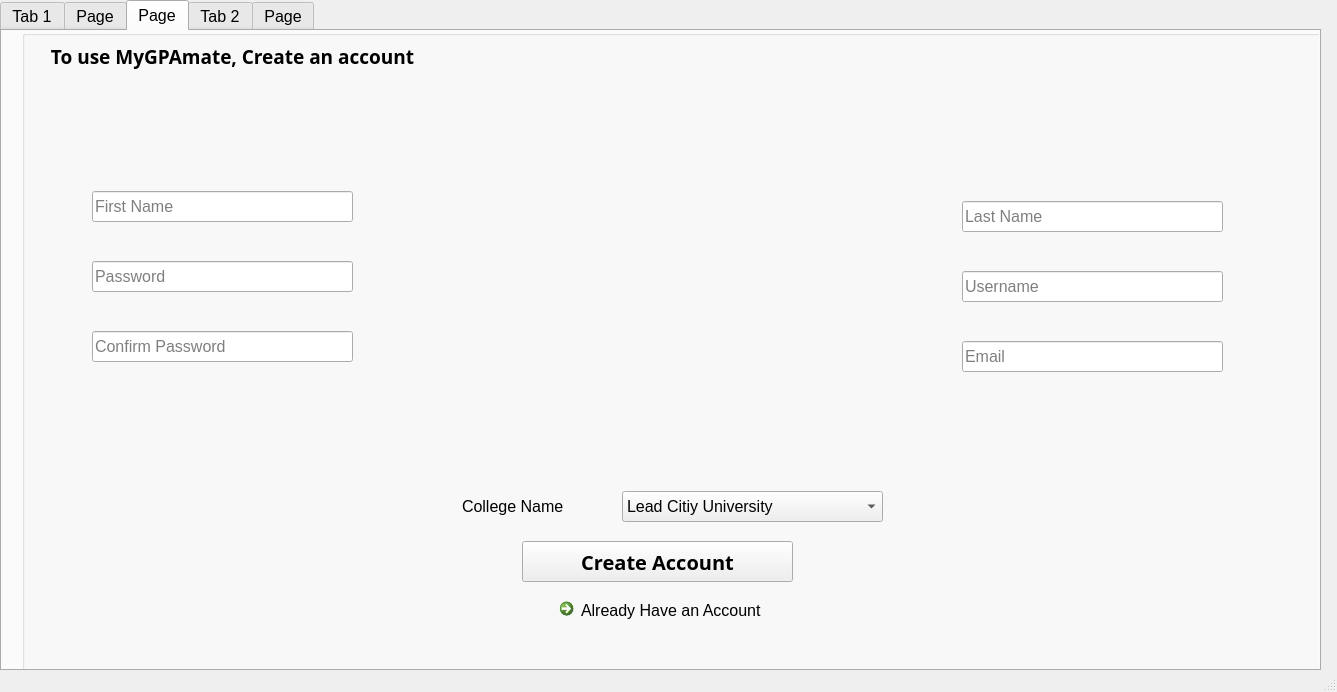
edeniyanda/MyGPAmate, file MyGPAmate.ui: the form before one commit.
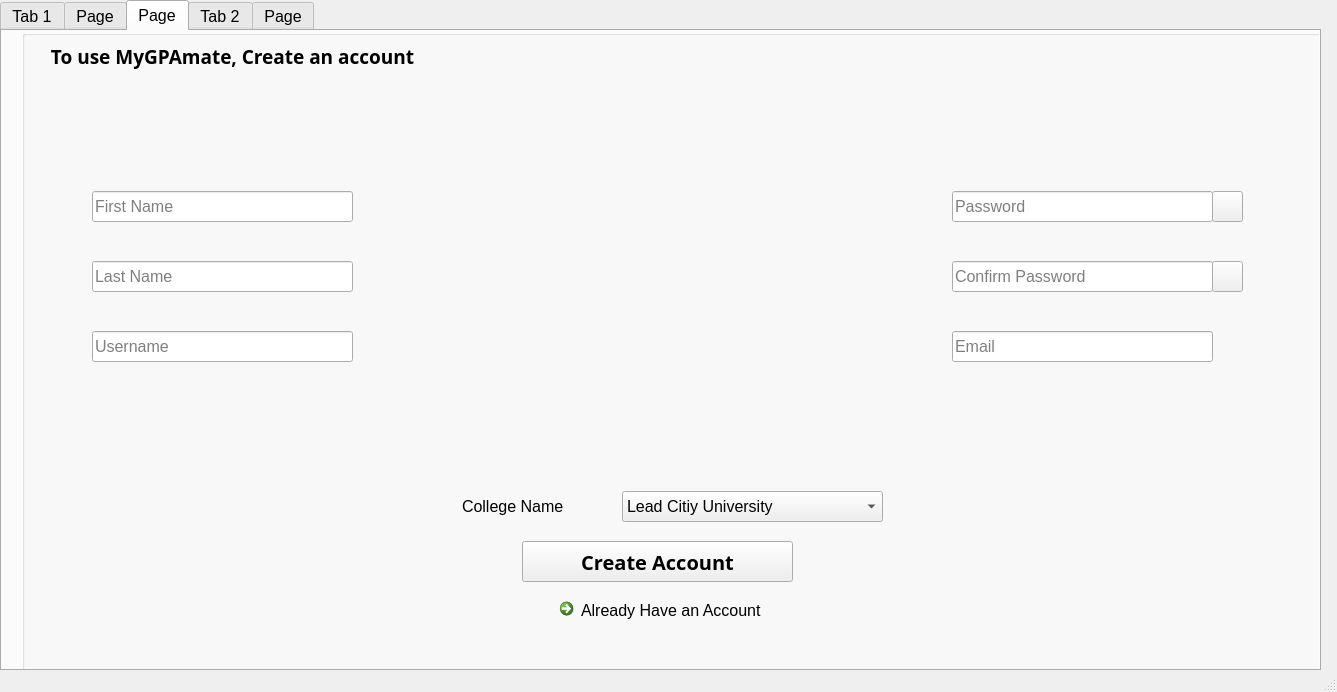
The form after the commit. The open tabs and pages were chosen to show the change. Icons and pictures are not drawn.

```diff
--- a/MyGPAmate.ui
+++ b/MyGPAmate.ui
@@ -284,8 +284,8 @@
       <widget class="QLineEdit" name="lineEdit_last_name_2">
        <property name="geometry">
         <rect>
-         <x>940</x>
-         <y>190</y>
+         <x>70</x>
+         <y>250</y>
          <width>261</width>
          <height>31</height>
         </rect>
@@ -340,8 +340,8 @@
       <widget class="QLineEdit" name="lineEdit_email_2">
        <property name="geometry">
         <rect>
-         <x>940</x>
-         <y>330</y>
+         <x>930</x>
+         <y>320</y>
          <width>261</width>
          <height>31</height>
         </rect>
@@ -359,8 +359,8 @@
       <widget class="QLineEdit" name="lineEdit_confirm_password_2">
        <property name="geometry">
         <rect>
-         <x>70</x>
-         <y>320</y>
+         <x>930</x>
+         <y>250</y>
          <width>261</width>
          <height>31</height>
         </rect>
@@ -378,8 +378,8 @@
       <widget class="QLineEdit" name="lineEdit_password_2">
        <property name="geometry">
         <rect>
-         <x>70</x>
-         <y>250</y>
+         <x>930</x>
+         <y>180</y>
          <width>261</width>
          <height>31</height>
         </rect>
@@ -397,8 +397,8 @@
       <widget class="QLineEdit" name="lineEdit_user_name_2">
        <property name="geometry">
         <rect>
-         <x>940</x>
-         <y>260</y>
+         <x>70</x>
+         <y>320</y>
          <width>261</width>
          <height>31</height>
         </rect>
@@ -489,6 +489,40 @@
         <string>College Name</string>
        </property>
       </widget>
+      <widget class="QPushButton" name="pushButton_h1">
+       <property name="geometry">
+        <rect>
+         <x>1190</x>
+         <y>180</y>
+         <width>31</width>
+         <height>31</height>
+        </rect>
+       </property>
+       <property name="text">
+        <string/>
+       </property>
+       <property name="icon">
+        <iconset>
+         <normaloff>assets/images/view.png</normaloff>assets/images/view.png</iconset>
+       </property>
+      </widget>
+      <widget class="QPushButton" name="pushButton_h2">
+       <property name="geometry">
+        <rect>
+         <x>1190</x>
+         <y>250</y>
+         <width>31</width>
+         <height>31</height>
+        </rect>
+       </property>
+       <property name="text">
+        <string/>
+       </property>
+       <property name="icon">
+        <iconset>
+         <normaloff>assets/images/view.png</normaloff>assets/images/view.png</iconset>
+       </property>
+      </widget>
      </widget>
     </widget>
     <widget class="QWidget" name="tab_2">
```
Left out of the diff: 51 changed lines with no effect on the pictures.
